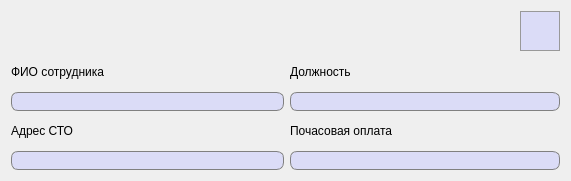
Before: the Qt Designer form ViewEmployee.ui in FediiBohdan/TechService, drawn with Qt 5.
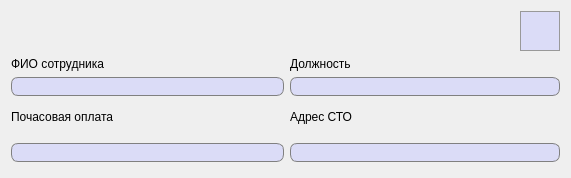
After: the same form once the commit is applied. Icons and pictures are not drawn.

Commit message: Some more fixes to Employees dialogs (seems to be finished)

The edit to the form file:
```diff
--- a/ViewEmployee.ui
+++ b/ViewEmployee.ui
@@ -7,7 +7,7 @@
     <x>0</x>
     <y>0</y>
     <width>571</width>
-    <height>181</height>
+    <height>178</height>
    </rect>
   </property>
   <property name="windowTitle">
@@ -71,7 +71,7 @@
    </item>
    <item row="1" column="0" colspan="2">
     <layout class="QGridLayout" name="gridLayout">
-     <item row="0" column="3" colspan="2">
+     <item row="0" column="4" colspan="2">
       <widget class="QLabel" name="label_2">
        <property name="font">
         <font>
@@ -83,7 +83,7 @@
        </property>
       </widget>
      </item>
-     <item row="1" column="0" colspan="3">
+     <item row="1" column="1" colspan="3">
       <widget class="QLineEdit" name="workerFMLname">
        <property name="minimumSize">
         <size>
@@ -112,30 +112,7 @@
        </property>
       </widget>
      </item>
-     <item row="3" column="0" colspan="3">
-      <widget class="QLineEdit" name="serviceNumber">
-       <property name="font">
-        <font>
-         <pointsize>10</pointsize>
-        </font>
-       </property>
-       <property name="styleSheet">
-        <string notr="true">QLineEdit {
-	border: 1px solid gray;
-    border-radius: 7px;
-    background-color: #dbdcf7;
-	padding-left: 3px;
-}</string>
-       </property>
-       <property name="frame">
-        <bool>true</bool>
-       </property>
-       <property name="readOnly">
-        <bool>true</bool>
-       </property>
-      </widget>
-     </item>
-     <item row="1" column="3" colspan="2">
+     <item row="1" column="4" colspan="2">
       <widget class="QLineEdit" name="workerPosition">
        <property name="minimumSize">
         <size>
@@ -164,7 +141,19 @@
        </property>
       </widget>
      </item>
-     <item row="2" column="3" colspan="2">
+     <item row="0" column="1" colspan="3">
+      <widget class="QLabel" name="label">
+       <property name="font">
+        <font>
+         <pointsize>9</pointsize>
+        </font>
+       </property>
+       <property name="text">
+        <string>ФИО сотрудника</string>
+       </property>
+      </widget>
+     </item>
+     <item row="2" column="1" rowspan="2" colspan="3">
       <widget class="QLabel" name="label_3">
        <property name="font">
         <font>
@@ -176,7 +165,7 @@
        </property>
       </widget>
      </item>
-     <item row="3" column="3" colspan="2">
+     <item row="4" column="1" rowspan="2" colspan="3">
       <widget class="QLineEdit" name="hourlyPayment">
        <property name="font">
         <font>
@@ -199,19 +188,30 @@
        </property>
       </widget>
      </item>
-     <item row="0" column="0" colspan="3">
-      <widget class="QLabel" name="label">
+     <item row="4" column="4" rowspan="2" colspan="2">
+      <widget class="QLineEdit" name="serviceNumber">
        <property name="font">
         <font>
-         <pointsize>9</pointsize>
+         <pointsize>10</pointsize>
         </font>
        </property>
-       <property name="text">
-        <string>ФИО сотрудника</string>
+       <property name="styleSheet">
+        <string notr="true">QLineEdit {
+	border: 1px solid gray;
+    border-radius: 7px;
+    background-color: #dbdcf7;
+	padding-left: 3px;
+}</string>
+       </property>
+       <property name="frame">
+        <bool>true</bool>
+       </property>
+       <property name="readOnly">
+        <bool>true</bool>
        </property>
       </widget>
      </item>
-     <item row="2" column="0" colspan="3">
+     <item row="2" column="4" rowspan="2" colspan="2">
       <widget class="QLabel" name="label_4">
        <property name="font">
         <font>
```
The commit also changes 12 other files.
